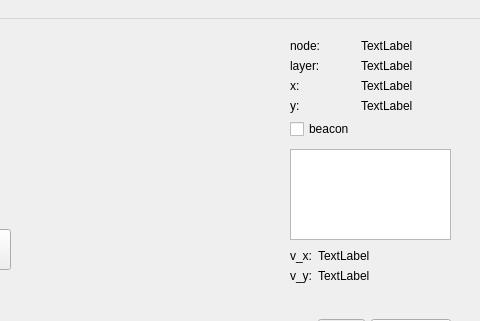
Old version of the form network_time_sync/gui/window_main.ui in the repository abusimbele/network_time_sync; both pictures show x 320 to 800 and y 0 to 321 of the 800 by 600 pixel window.
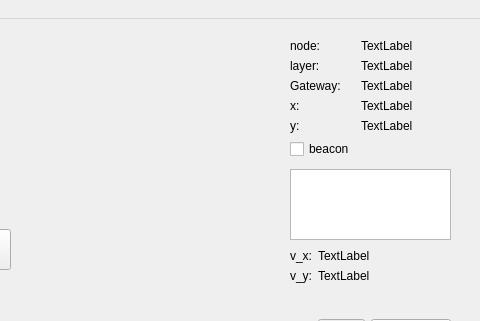
New version of the form. Icons and pictures are not drawn.

Commit message:
GUI: Parameter-View for env_objects implemented.
TO-DO:
Sync-Algorithm is not correct at the moment

```diff
--- a/network_time_sync/gui/window_main.ui
+++ b/network_time_sync/gui/window_main.ui
@@ -53,7 +53,7 @@
       <x>610</x>
       <y>20</y>
       <width>160</width>
-      <height>101</height>
+      <height>133</height>
      </rect>
     </property>
     <layout class="QFormLayout" name="formLayout">
@@ -88,35 +88,49 @@
        </property>
       </widget>
      </item>
-     <item row="2" column="0">
+     <item row="3" column="0">
       <widget class="QLabel" name="label_txt_x">
        <property name="text">
         <string>x:</string>
        </property>
       </widget>
      </item>
-     <item row="2" column="1">
+     <item row="3" column="1">
       <widget class="QLabel" name="label_x">
        <property name="text">
         <string>TextLabel</string>
        </property>
       </widget>
      </item>
-     <item row="3" column="0">
+     <item row="4" column="0">
       <widget class="QLabel" name="label_txt_y">
        <property name="text">
         <string>y:</string>
        </property>
       </widget>
      </item>
-     <item row="3" column="1">
+     <item row="4" column="1">
       <widget class="QLabel" name="label_y">
        <property name="text">
         <string>TextLabel</string>
        </property>
       </widget>
      </item>
-     <item row="4" column="0">
+     <item row="2" column="0">
+      <widget class="QLabel" name="label_txt_gateway">
+       <property name="text">
+        <string>Gateway:</string>
+       </property>
+      </widget>
+     </item>
+     <item row="2" column="1">
+      <widget class="QLabel" name="label_gateway">
+       <property name="text">
+        <string>TextLabel</string>
+       </property>
+      </widget>
+     </item>
+     <item row="6" column="0">
       <widget class="QCheckBox" name="checkBox_beacon">
        <property name="text">
         <string>beacon</string>
@@ -209,9 +223,9 @@
     <property name="geometry">
      <rect>
       <x>610</x>
-      <y>130</y>
+      <y>150</y>
       <width>161</width>
-      <height>91</height>
+      <height>71</height>
      </rect>
     </property>
    </widget>
```
The commit also changes 6 other files.
